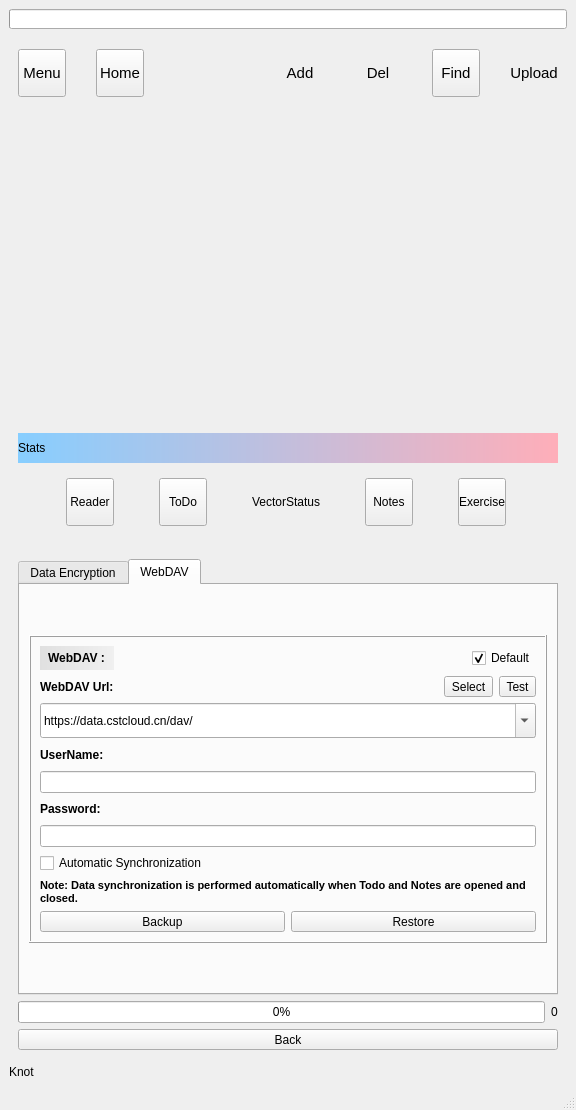
The window that src/MainWindow.ui (ic005k/Knot) describes before a commit, drawn with Qt 5.
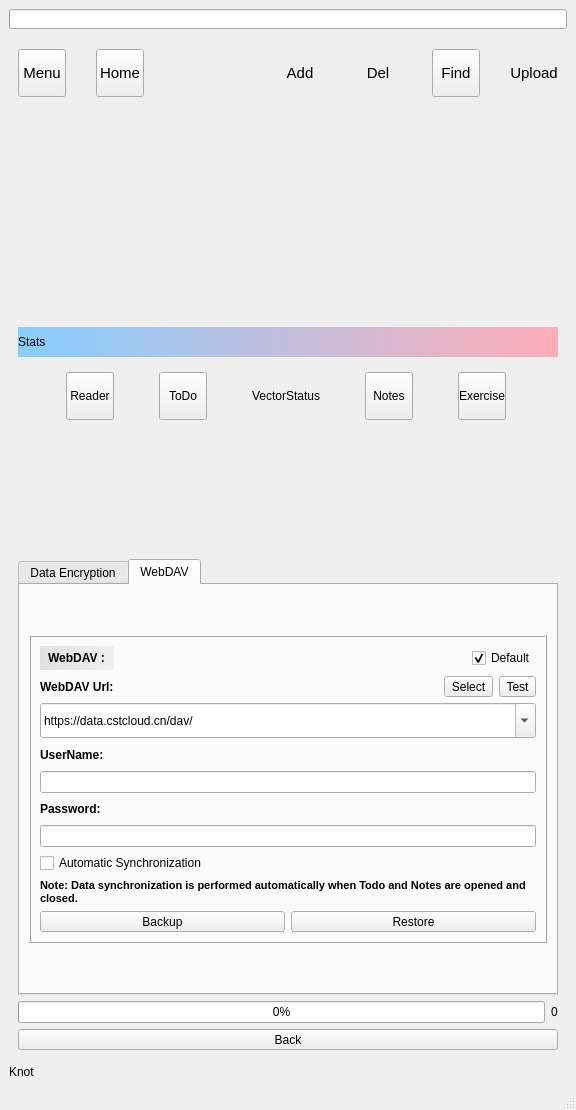
The same window after the commit. Icons and pictures are not drawn.

What changed in the file:
```diff
--- a/src/MainWindow.ui
+++ b/src/MainWindow.ui
@@ -367,6 +367,19 @@
          </layout>
         </widget>
        </item>
+       <item>
+        <spacer name="verticalSpacer">
+         <property name="orientation">
+          <enum>Qt::Orientation::Vertical</enum>
+         </property>
+         <property name="sizeHint" stdset="0">
+          <size>
+           <width>20</width>
+           <height>40</height>
+          </size>
+         </property>
+        </spacer>
+       </item>
        <item>
         <widget class="QTabWidget" name="tabWidget">
          <property name="sizePolicy">
@@ -746,6 +759,19 @@
          </layout>
         </widget>
        </item>
+       <item>
+        <spacer name="verticalSpacer_2">
+         <property name="orientation">
+          <enum>Qt::Orientation::Vertical</enum>
+         </property>
+         <property name="sizeHint" stdset="0">
+          <size>
+           <width>20</width>
+           <height>40</height>
+          </size>
+         </property>
+        </spacer>
+       </item>
       </layout>
      </widget>
     </item>
```
